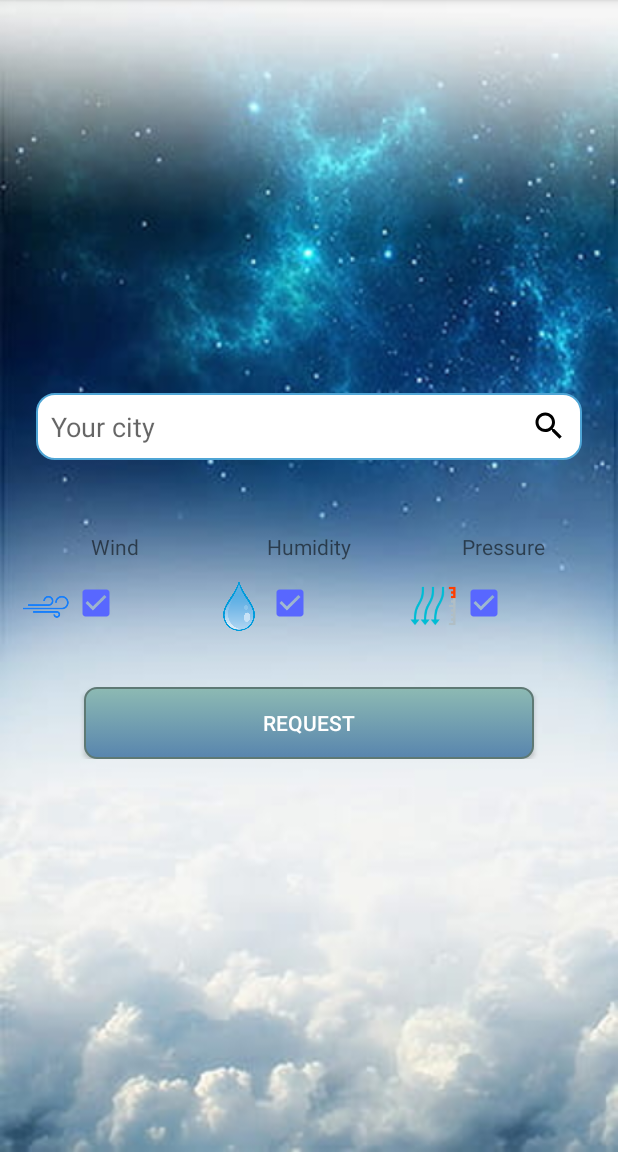
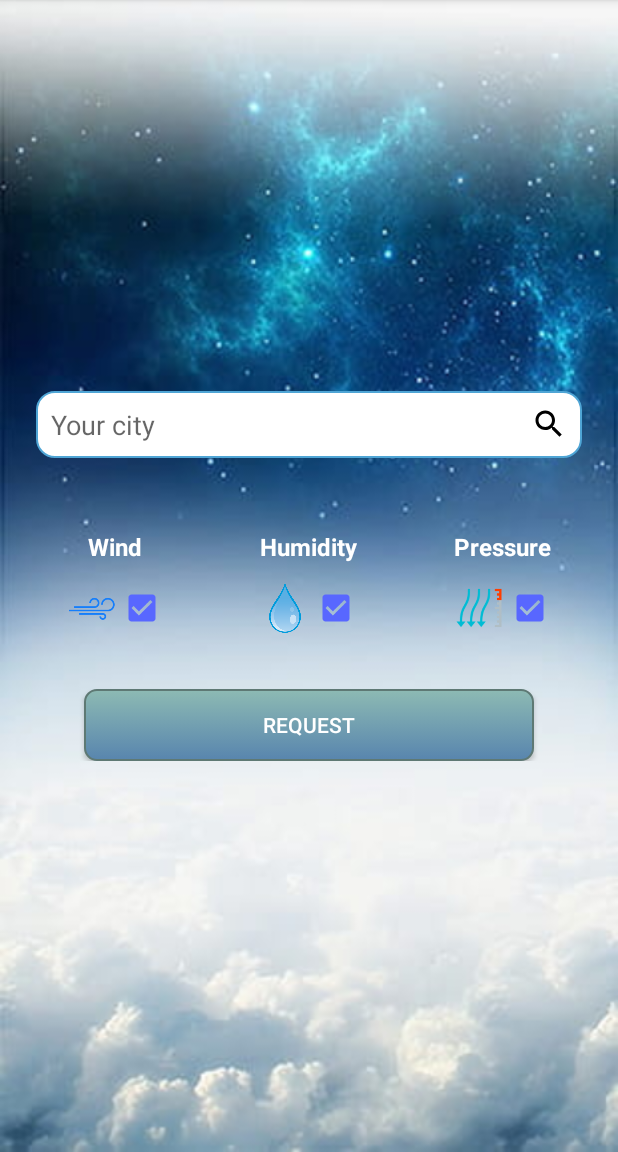
Before and after one commit to golovojop/aq2_weather, an Android app: the screen it shows after launch (MainActivity), on a phone screen of 412 x 824 dp, the part 84-1236 px from its top. Run offline under Robolectric (Android 15) with nearby library versions, the phone set to English and light mode, and no system bars.

Commit message:
Добавил стили для элементов MainActivity

```diff
--- a/jApp/src/main/res/layout/activity_main.xml
+++ b/jApp/src/main/res/layout/activity_main.xml
@@ -37,29 +37,22 @@
                 android:layout_height="wrap_content"
                 android:layout_gravity="center">
                 <TextView
+                    style="@style/TableColumnHeader"
                     android:text="@string/headerWind"
-                    tools:text="@string/headerWind"
-                    android:gravity="center"
-                    android:layout_weight="1"/>
+                    tools:text="@string/headerWind"/>
                 <TextView
+                    style="@style/TableColumnHeader"
                     android:text="@string/headerHumidity"
-                    tools:text="@string/headerHumidity"
-                    android:gravity="center"
-                    android:layout_weight="1"/>
+                    tools:text="@string/headerHumidity"/>
                 <TextView
+                    style="@style/TableColumnHeader"
                     android:text="@string/headerPressure"
-                    tools:text="@string/headerPressure"
-                    android:gravity="center"
-                    android:layout_weight="1"/>
+                    tools:text="@string/headerPressure"/>
             </TableRow>
 
             <TableRow>
                 <LinearLayout
-                    android:layout_width="match_parent"
-                    android:layout_height="wrap_content"
-                    android:layout_marginTop="@dimen/topMargin"
-                    android:layout_weight="1"
-                    android:orientation="horizontal">
+                    style="@style/TableCellStyle">
                     <ImageView
                         android:layout_width="@dimen/iconSize"
                         android:layout_height="@dimen/iconSize"
@@ -72,11 +65,7 @@
                         android:layout_height="wrap_content"/>
                 </LinearLayout>
                 <LinearLayout
-                    android:layout_width="match_parent"
-                    android:layout_height="wrap_content"
-                    android:layout_marginTop="@dimen/topMargin"
-                    android:layout_weight="1"
-                    android:orientation="horizontal">
+                    style="@style/TableCellStyle">
                     <ImageView
                         android:layout_width="@dimen/iconSize"
                         android:layout_height="@dimen/iconSize"
@@ -89,11 +78,7 @@
                         android:layout_height="wrap_content"/>
                 </LinearLayout>
                 <LinearLayout
-                    android:layout_width="match_parent"
-                    android:layout_height="wrap_content"
-                    android:layout_marginTop="@dimen/topMargin"
-                    android:layout_weight="1"
-                    android:orientation="horizontal">
+                    style="@style/TableCellStyle">
                     <ImageView
                         android:layout_width="@dimen/iconSize"
                         android:layout_height="@dimen/iconSize"
--- a/jApp/src/main/res/values/colors.xml
+++ b/jApp/src/main/res/values/colors.xml
@@ -5,6 +5,4 @@
     <color name="colorAccent">#D81B60</color>
     <color name="colorCheckBoxNormal">#5867FF</color>
     <color name="colorCheckBoxActive">#5867FF</color>
-
-
 </resources>
--- a/jApp/src/main/res/values/styles.xml
+++ b/jApp/src/main/res/values/styles.xml
@@ -1,10 +1,24 @@
 <resources>
-    <!-- Base application theme. -->
     <style name="AppTheme" parent="Theme.AppCompat.Light.DarkActionBar">
-        <!-- Customize your theme here. -->
         <item name="colorPrimary">@color/colorPrimary</item>
         <item name="colorPrimaryDark">@color/colorPrimaryDark</item>
         <item name="colorAccent">@color/colorAccent</item>
+    </style>
+    <style name="TableColumnHeader">
+        <item name = "android:textColor">@android:color/white</item>
+        <item name = "android:textStyle">bold</item>
+        <item name = "android:textSize">16sp</item>
+        <item name="android:gravity">center</item>
+        <item name="android:layout_gravity">center</item>
+        <item name="android:layout_weight">1</item>
+    </style>
+    <style name="TableCellStyle">
+        <item name="android:layout_width">match_parent</item>
+        <item name="android:layout_height">wrap_content</item>
+        <item name="android:layout_marginTop">@dimen/topMargin</item>
+        <item name="android:gravity">center</item>
+        <item name="android:layout_weight">1</item>
+        <item name="android:orientation">horizontal</item>
     </style>
     <style name="MeteoOptionCheckBox" parent="Theme.AppCompat.Light">
         <item name="colorControlNormal">@color/colorCheckBoxNormal</item>
```
